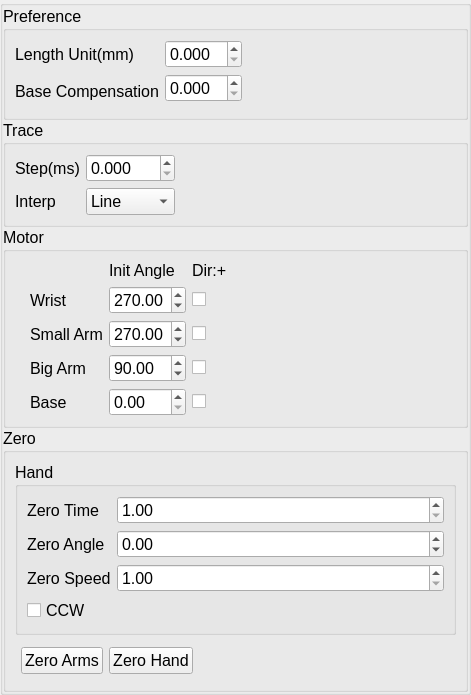
Before: the Qt Designer form source/wnd/ui/sinanjupref.ui in ww4u/megarobostudio, drawn with Qt 5.
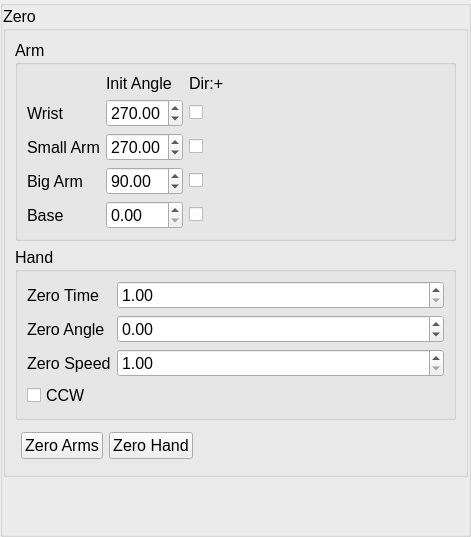
After: the same form once the commit is applied. Icons and pictures are not drawn.

```diff
--- a/source/wnd/ui/sinanjupref.ui
+++ b/source/wnd/ui/sinanjupref.ui
@@ -7,7 +7,7 @@
     <x>0</x>
     <y>0</y>
     <width>471</width>
-    <height>563</height>
+    <height>537</height>
    </rect>
   </property>
   <property name="maximumSize">
@@ -62,150 +62,32 @@
        <number>0</number>
       </property>
       <item>
-       <widget class="QGroupBox" name="groupBox">
+       <widget class="QGroupBox" name="groupBox_3">
         <property name="title">
-         <string>Preference</string>
+         <string>Zero</string>
         </property>
-        <layout class="QGridLayout" name="gridLayout_2">
-         <item row="3" column="3">
-          <spacer name="horizontalSpacer">
-           <property name="orientation">
-            <enum>Qt::Horizontal</enum>
-           </property>
-           <property name="sizeHint" stdset="0">
-            <size>
-             <width>40</width>
-             <height>20</height>
-            </size>
-           </property>
-          </spacer>
-         </item>
-         <item row="4" column="0" rowspan="2" colspan="2">
-          <widget class="QLabel" name="label">
-           <property name="font">
-            <font>
-             <pointsize>12</pointsize>
-            </font>
-           </property>
-           <property name="text">
-            <string>Base Compensation</string>
-           </property>
-          </widget>
-         </item>
-         <item row="3" column="2">
-          <widget class="QDoubleSpinBox" name="doubleSpinBox_2">
-           <property name="decimals">
-            <number>3</number>
-           </property>
-          </widget>
-         </item>
-         <item row="4" column="2">
-          <widget class="QDoubleSpinBox" name="doubleSpinBox_5">
-           <property name="decimals">
-            <number>3</number>
-           </property>
-          </widget>
-         </item>
-         <item row="3" column="0">
-          <widget class="QLabel" name="label_12">
-           <property name="text">
-            <string>Length Unit(mm)</string>
-           </property>
-          </widget>
-         </item>
-        </layout>
-       </widget>
-      </item>
-      <item>
-       <widget class="QGroupBox" name="groupBox_4">
-        <property name="title">
-         <string>Trace</string>
-        </property>
-        <layout class="QGridLayout" name="gridLayout_4">
-         <item row="0" column="0">
-          <widget class="QLabel" name="label_15">
-           <property name="text">
-            <string>Step(ms)</string>
-           </property>
-          </widget>
-         </item>
-         <item row="0" column="2">
-          <spacer name="horizontalSpacer_4">
-           <property name="orientation">
-            <enum>Qt::Horizontal</enum>
-           </property>
-           <property name="sizeHint" stdset="0">
-            <size>
-             <width>40</width>
-             <height>20</height>
-            </size>
-           </property>
-          </spacer>
-         </item>
-         <item row="1" column="0">
-          <widget class="QLabel" name="label_16">
-           <property name="text">
-            <string>Interp</string>
-           </property>
-          </widget>
-         </item>
-         <item row="0" column="1">
-          <widget class="QDoubleSpinBox" name="doubleSpinBox_6">
-           <property name="decimals">
-            <number>3</number>
-           </property>
-          </widget>
-         </item>
-         <item row="1" column="1">
-          <widget class="QComboBox" name="comboBox">
-           <item>
-            <property name="text">
-             <string>Line</string>
-            </property>
-           </item>
-           <item>
-            <property name="text">
-             <string>3rd Poly</string>
-            </property>
-           </item>
-           <item>
-            <property name="text">
-             <string>5th Poly</string>
-            </property>
-           </item>
-          </widget>
-         </item>
-        </layout>
-       </widget>
-      </item>
+        <layout class="QVBoxLayout" name="verticalLayout_3">
       <item>
        <widget class="QGroupBox" name="groupBox_2">
         <property name="title">
-         <string>Motor</string>
+            <string>Arm</string>
         </property>
         <layout class="QGridLayout" name="gridLayout">
-         <item row="2" column="4">
-          <widget class="QCheckBox" name="chkInvWrist">
-           <property name="text">
-            <string/>
-           </property>
-          </widget>
-         </item>
-         <item row="0" column="4">
+            <item row="0" column="3">
           <widget class="QLabel" name="label_2">
            <property name="text">
             <string>Dir:+</string>
            </property>
           </widget>
          </item>
-         <item row="2" column="1">
+            <item row="2" column="0">
           <widget class="QLabel" name="label_4">
            <property name="text">
             <string>Wrist</string>
            </property>
           </widget>
          </item>
-         <item row="2" column="3">
+            <item row="2" column="2">
           <widget class="QDoubleSpinBox" name="spinAngleWrist">
            <property name="maximum">
             <double>360.000000000000000</double>
@@ -215,14 +97,21 @@
            </property>
           </widget>
          </item>
-         <item row="3" column="1">
-          <widget class="QLabel" name="label_5">
+            <item row="2" column="3">
+             <widget class="QCheckBox" name="chkInvWrist">
            <property name="text">
-            <string>Small Arm</string>
+               <string/>
            </property>
           </widget>
          </item>
-         <item row="4" column="3">
+            <item row="0" column="2">
+             <widget class="QLabel" name="label_18">
+              <property name="text">
+               <string>Init Angle</string>
+              </property>
+             </widget>
+            </item>
+            <item row="4" column="2">
           <widget class="QDoubleSpinBox" name="spinAngleBArm">
            <property name="maximum">
             <double>360.000000000000000</double>
@@ -232,7 +121,7 @@
            </property>
           </widget>
          </item>
-         <item row="3" column="3">
+            <item row="3" column="2">
           <widget class="QDoubleSpinBox" name="spinAngleSArm">
            <property name="maximum">
             <double>360.000000000000000</double>
@@ -242,132 +131,49 @@
            </property>
           </widget>
          </item>
-         <item row="0" column="3">
-          <widget class="QLabel" name="label_18">
+            <item row="3" column="0">
+             <widget class="QLabel" name="label_5">
            <property name="text">
-            <string>Init Angle</string>
+               <string>Small Arm</string>
            </property>
           </widget>
          </item>
-         <item row="5" column="3">
+            <item row="5" column="2">
           <widget class="QDoubleSpinBox" name="spinAngleBase">
            <property name="maximum">
             <double>360.000000000000000</double>
            </property>
           </widget>
          </item>
-         <item row="3" column="0">
-          <widget class="QLabel" name="label_20">
-           <property name="maximumSize">
-            <size>
-             <width>24</width>
-             <height>24</height>
-            </size>
-           </property>
+            <item row="5" column="3">
+             <widget class="QCheckBox" name="chkInvBase">
            <property name="text">
             <string/>
-           </property>
-           <property name="pixmap">
-            <pixmap resource="../res/res.qrc">:/res/image/joint/kinematic_s_a.png</pixmap>
-           </property>
-           <property name="scaledContents">
-            <bool>true</bool>
-           </property>
-          </widget>
-         </item>
-         <item row="2" column="0">
-          <widget class="QLabel" name="label_19">
-           <property name="maximumSize">
-            <size>
-             <width>24</width>
-             <height>24</height>
-            </size>
-           </property>
-           <property name="text">
-            <string/>
-           </property>
-           <property name="pixmap">
-            <pixmap resource="../res/res.qrc">:/res/image/joint/kinematic_wrist.png</pixmap>
-           </property>
-           <property name="scaledContents">
-            <bool>true</bool>
-           </property>
-          </widget>
-         </item>
-         <item row="5" column="0">
-          <widget class="QLabel" name="label_22">
-           <property name="maximumSize">
-            <size>
-             <width>24</width>
-             <height>24</height>
-            </size>
-           </property>
-           <property name="text">
-            <string/>
-           </property>
-           <property name="pixmap">
-            <pixmap resource="../res/res.qrc">:/res/image/joint/kinematic_base.png</pixmap>
-           </property>
-           <property name="scaledContents">
-            <bool>true</bool>
            </property>
           </widget>
          </item>
          <item row="4" column="0">
-          <widget class="QLabel" name="label_21">
-           <property name="maximumSize">
-            <size>
-             <width>24</width>
-             <height>24</height>
-            </size>
-           </property>
-           <property name="text">
-            <string/>
-           </property>
-           <property name="pixmap">
-            <pixmap resource="../res/res.qrc">:/res/image/joint/kinematic_b_a.png</pixmap>
-           </property>
-           <property name="scaledContents">
-            <bool>true</bool>
-           </property>
-          </widget>
-         </item>
-         <item row="5" column="1">
-          <widget class="QLabel" name="label_7">
-           <property name="text">
-            <string>Base</string>
-           </property>
-          </widget>
-         </item>
-         <item row="4" column="1">
           <widget class="QLabel" name="label_6">
            <property name="text">
             <string>Big Arm</string>
            </property>
           </widget>
          </item>
-         <item row="5" column="4">
-          <widget class="QCheckBox" name="chkInvBase">
-           <property name="text">
-            <string/>
-           </property>
-          </widget>
-         </item>
-         <item row="4" column="4">
+            <item row="4" column="3">
           <widget class="QCheckBox" name="chkInvBA">
            <property name="text">
             <string/>
            </property>
           </widget>
          </item>
-         <item row="3" column="4">
-          <widget class="QCheckBox" name="chkInvSA">
+            <item row="5" column="0">
+             <widget class="QLabel" name="label_7">
            <property name="text">
-            <string/>
+               <string>Base</string>
            </property>
           </widget>
          </item>
-         <item row="2" column="5">
+            <item row="2" column="4">
           <spacer name="horizontalSpacer_2">
            <property name="orientation">
             <enum>Qt::Horizontal</enum>
@@ -380,16 +186,17 @@
            </property>
           </spacer>
          </item>
+            <item row="3" column="3">
+             <widget class="QCheckBox" name="chkInvSA">
+              <property name="text">
+               <string/>
+              </property>
+             </widget>
+            </item>
         </layout>
        </widget>
       </item>
       <item>
-       <widget class="QGroupBox" name="groupBox_3">
-        <property name="title">
-         <string>Zero</string>
-        </property>
-        <layout class="QFormLayout" name="formLayout_2">
-         <item row="1" column="0" colspan="2">
           <widget class="QGroupBox" name="groupBox_7">
            <property name="title">
             <string>Hand</string>
@@ -453,7 +260,7 @@
            </layout>
           </widget>
          </item>
-         <item row="2" column="0" colspan="2">
+         <item>
           <layout class="QHBoxLayout" name="horizontalLayout">
            <property name="leftMargin">
             <number>6</number>
```
Left out of the diff: 4 changed lines with no effect on the pictures. Lines whose indentation alone changed are shown as unchanged.
